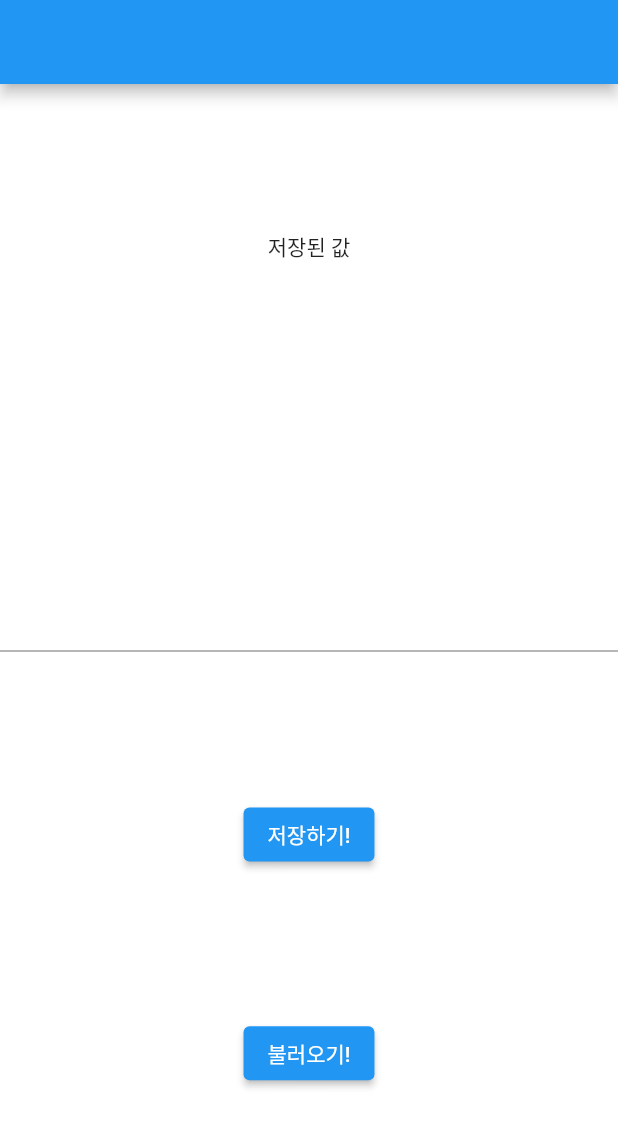
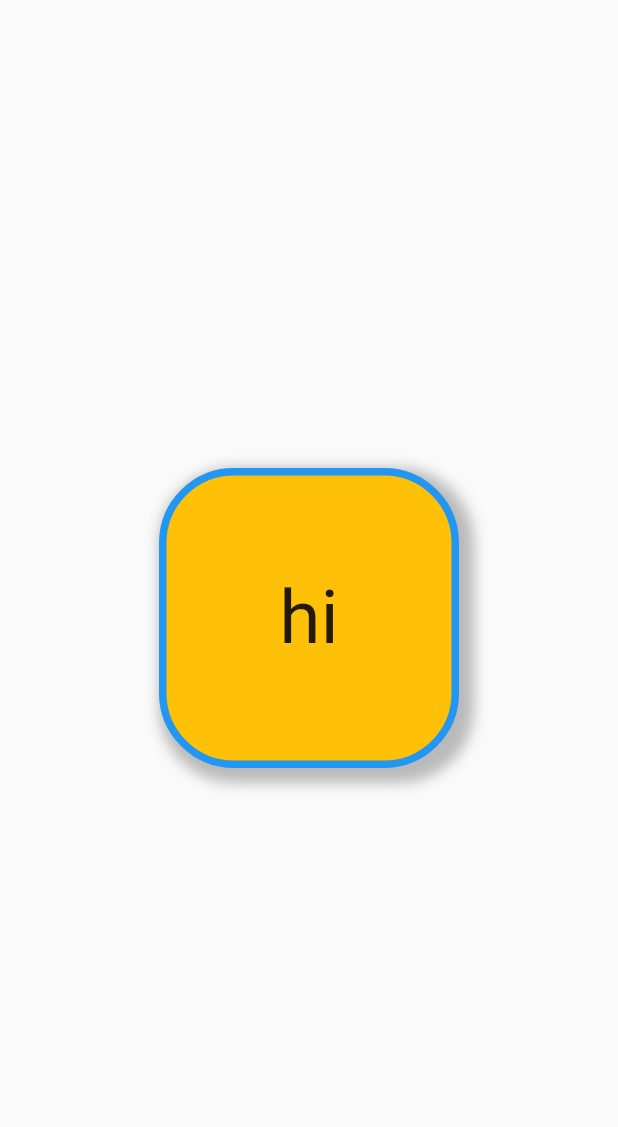
Before and after one commit to px64vk12/pbh_flutter_example, a Flutter app: the screen it shows after launch, on a phone screen of 412 x 824 dp. Shown: the top 1127 px of the screen. Run offline on Flutter 3.47's test engine with Material 2 defaults, Android fonts, the phone set to English and light mode, and no system bars.

Commit message:
first commit

```diff
--- a/lib/main.dart
+++ b/lib/main.dart
@@ -1,82 +1,41 @@
-/// 1. 터미널에 flutter pub add shared_preferences
-/// 2.
-///
-///
-import 'dart:convert';
-
 import 'package:flutter/material.dart';
-import 'package:shared_preferences/shared_preferences.dart';
 
 void main() {
   runApp(const MyApp());
 }
 
-class MyApp extends StatefulWidget {
+class MyApp extends StatelessWidget {
   const MyApp({Key? key}) : super(key: key);
-
-  @override
-  State<MyApp> createState() => _MyAppState();
-}
-
-void save_pref(String value) async {
-  SharedPreferences prefs = await SharedPreferences.getInstance();
-  prefs.setString('text', value);
-}
-
-Future<String> load_pref() async {
-  SharedPreferences prefs = await SharedPreferences.getInstance();
-  String stringValue = prefs.getString('text') ?? '';
-  return stringValue;
-}
-
-class _MyAppState extends State<MyApp> {
-  TextEditingController editController = new TextEditingController();
-  String text = "";
 
   @override
   Widget build(BuildContext context) {
     return MaterialApp(
+      debugShowCheckedModeBanner: false,
       home: Scaffold(
-        appBar: AppBar(),
-        body: Container(
-          width: double.infinity,
-          color: Colors.white,
-          child: Column(
-            mainAxisAlignment: MainAxisAlignment.spaceEvenly,
-            crossAxisAlignment: CrossAxisAlignment.center,
-            children: [
-              // 글자 출력
-              Text("저장된 값"),
-              Text('$text'),
-
-              TextField(
-                controller: editController,
-              ),
-
-              ElevatedButton(
-                onPressed: () {
-                  save_pref(editController.text);
-                  print(editController.text);
-                },
-                child: Text('저장하기!'),
-              ),
-
-              ElevatedButton(
-                onPressed: () {
-                  setState(() {
-                    load_pref().then((val) {
-                      // int가 나오면 해당 값을 출력
-                      text = val;
-                    }).catchError((error) {
-                      // error가 해당 에러를 출력
-                      print('error: $error');
-                    });
-                  });
-                  print(text);
-                },
-                child: Text('불러오기!'),
-              ),
-            ],
+        body: Center(
+          child: Container(
+            width: 200,
+            height: 200,
+            // color : Colors.amber, // decoration와 함께 사용 불
+            decoration: BoxDecoration(
+              color: Colors.amber, // decoration 안에 color를 활용해주세요.
+              borderRadius: BorderRadius.circular(50), // 모서리를 둥글게
+              border: Border.all(color: Colors.blue, width: 5), // 테두리
+              boxShadow: [
+                BoxShadow(
+                  // 그림자 효과
+                  color: Colors.grey.withOpacity(0.7), // 투명도 70% 회색
+                  spreadRadius: 5, // 퍼짐 효과
+                  blurRadius: 7, // 뭉갬 효과
+                  offset: Offset(5, 5), // 그림자를 우측 5 아래 5만큼 이동
+                ),
+              ],
+            ),
+            alignment: Alignment.center,
+            child: Text(
+              "hi",
+              style: TextStyle(fontSize: 50),
+            ),
           ),
         ),
       ),
```
